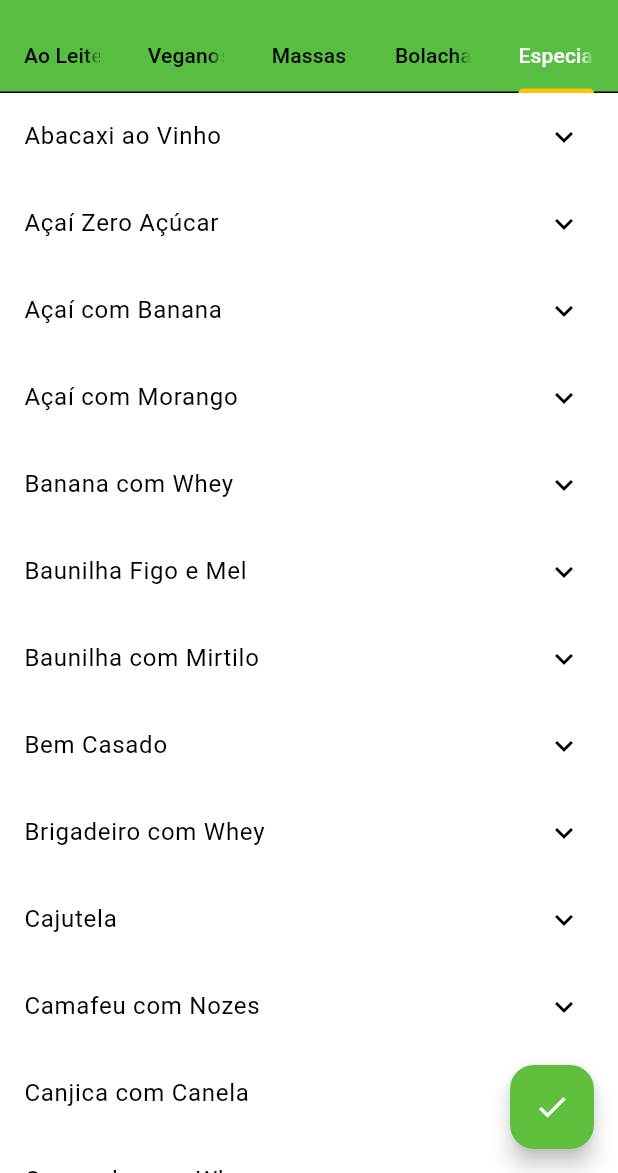
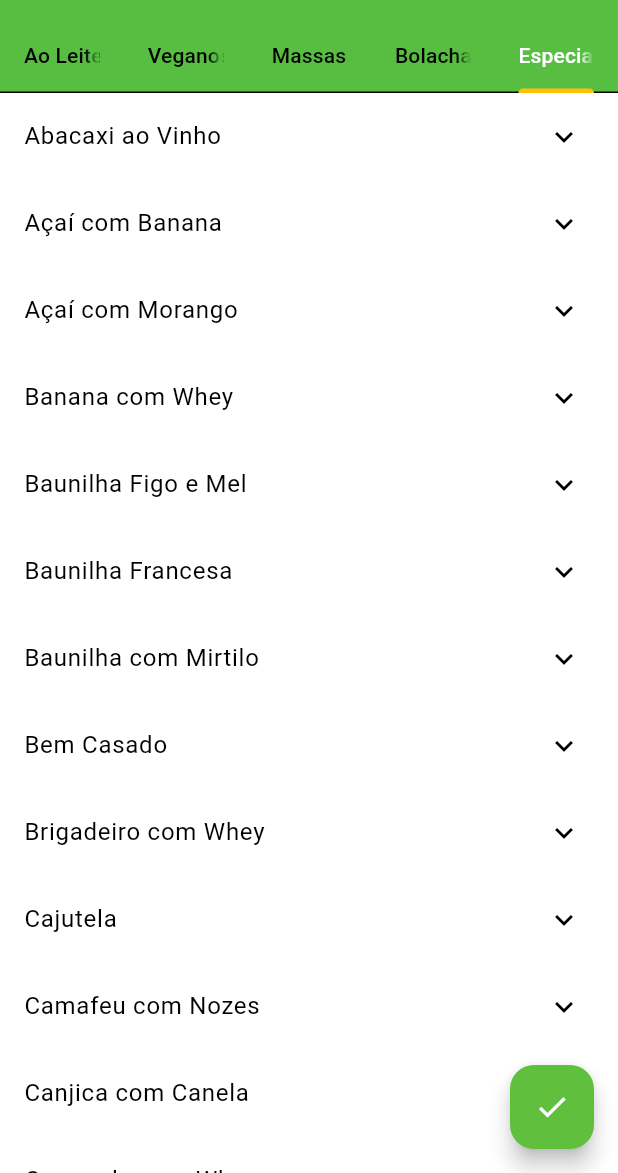
Before and after one commit to rikelmyso7/orama_user, a Flutter app: the UserSaboresEditPage screen opened directly with empty values, tab 5 chosen, on a phone screen of 412 x 824 dp, the part 63-1236 px from its top. Run offline on Flutter 3.47's test engine with Material 3 defaults, Android fonts, the phone set to English and light mode, and no system bars; our stand-ins replace cloud_firestore, connectivity_plus, firebase_auth, firebase_core, flutter_mobx, font_awesome_flutter and 5 more; accounts and stored records are empty; generated files the repository leaves out were written again.

Commit message:
Add new flavors to sabores.dart

```diff
--- a/lib/others/sabores.dart
+++ b/lib/others/sabores.dart
@@ -54,9 +54,11 @@ const Map<String, List<String>> sabores = {
     'Espumante e Pêssego',
     'Torta de Maçã',
     'Bem Casado',
+    'Baunilha Francesa',
     'Brigadeiro com Whey',
     'Banana com Whey',
     'Caramelo com Whey',
+    'Chocolate Holandês'
     'Açaí Zero Açúcar',
     'Pitaya com Morango',
     'Chocolate Zero Açúcar',
```
